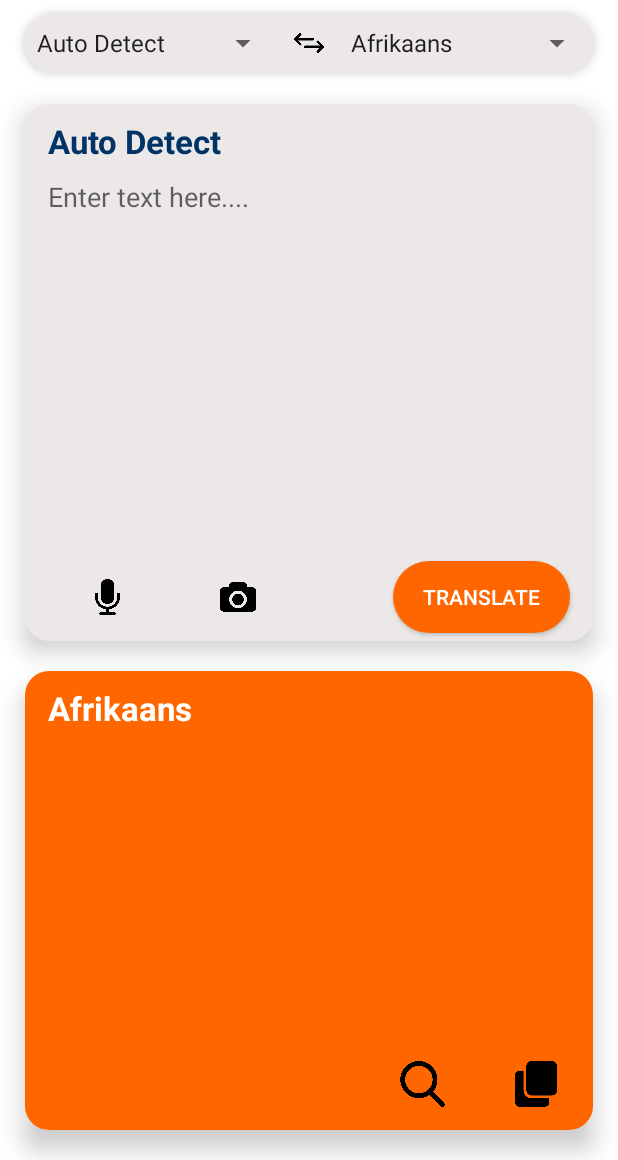
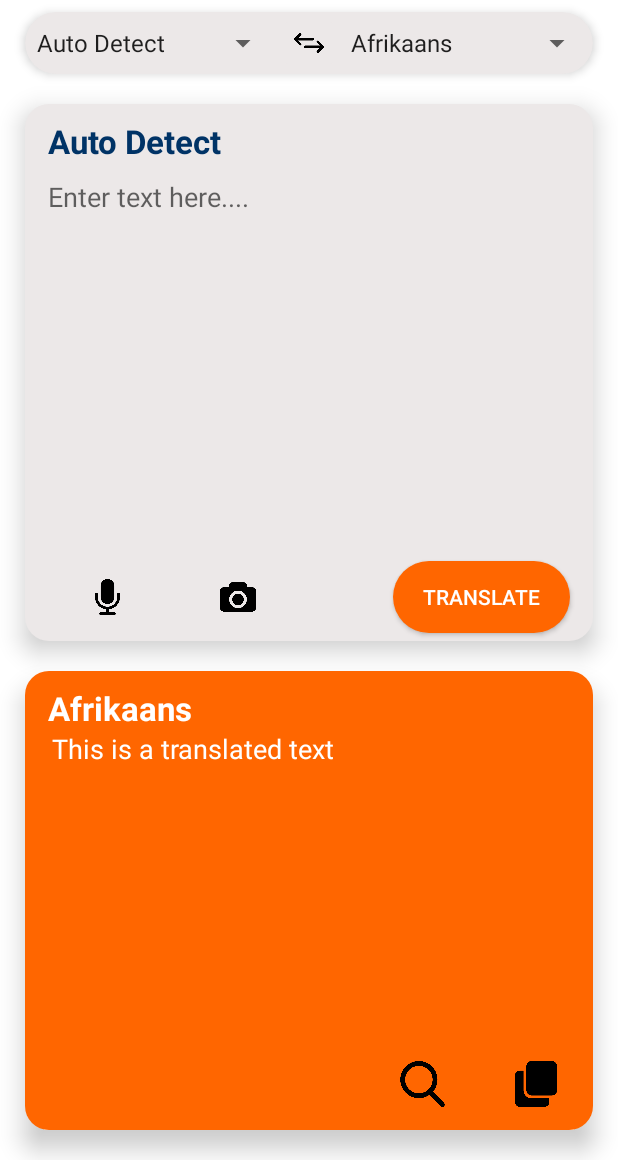
Before and after one commit to ismekakawin9/LinguaSnap, an Android app: the screen it shows after launch once a user with an empty profile is signed in (MainActivity), on a phone screen of 412 x 824 dp, the part 76-1236 px from its top. Run offline under Robolectric (Android 15) with nearby library versions, the phone set to English and light mode, and no system bars; our stand-ins replace Firebase (no records; nobody signed in at launch, a user with empty details on screens opened directly); libraries missing offline, so code that uses them is left out: com.google.auth.oauth2, com.google.cloud.translate.

Commit message:
Updated translated layout, added switch language button, fixed ImgToText to LoginActivity

```diff
--- a/app/src/main/AndroidManifest.xml
+++ b/app/src/main/AndroidManifest.xml
@@ -46,7 +46,8 @@
             android:exported="false" />
         <activity
             android:name=".main.MainActivity"
-            android:exported="true"></activity>
+            android:exported="true"
+            android:windowSoftInputMode="adjustNothing"></activity>
         <activity
             android:name="com.theartofdev.edmodo.cropper.CropImageActivity"
             android:theme="@style/Base.Theme.AppCompat" />
--- a/app/src/main/java/com/example/linguasnap/API/ApiService.java
+++ b/app/src/main/java/com/example/linguasnap/API/ApiService.java
@@ -23,7 +23,6 @@ public interface ApiService {
             .build()
             .create(ApiService.class);
 
-
     @GET("api/v2/entries/en/{word}")
     Call<List<Word>> engDictionary(@Path("word") String word);
 }
--- a/app/src/main/java/com/example/linguasnap/HistoryActivity.java
+++ b/app/src/main/java/com/example/linguasnap/HistoryActivity.java
@@ -12,6 +12,7 @@ import androidx.annotation.NonNull;
 import androidx.appcompat.app.AppCompatActivity;
 
 import com.example.linguasnap.main.MainActivity;
+import com.example.linguasnap.model.User;
 import com.google.firebase.auth.FirebaseAuth;
 import com.google.firebase.auth.FirebaseUser;
 import com.google.firebase.database.DataSnapshot;
--- a/app/src/main/java/com/example/linguasnap/UserAdapter.java
+++ b/app/src/main/java/com/example/linguasnap/UserAdapter.java
@@ -1,13 +1,11 @@
 package com.example.linguasnap;
 
-import android.app.Activity;
-import android.view.LayoutInflater;
 import android.view.View;
 import android.view.ViewGroup;
-import android.widget.ArrayAdapter;
 import android.widget.BaseAdapter;
-import android.widget.ImageView;
 import android.widget.TextView;
+
+import com.example.linguasnap.model.User;
 
 import java.util.ArrayList;
 
--- a/app/src/main/java/com/example/linguasnap/User.java
+++ b/app/src/main/java/com/example/linguasnap/model/User.java
@@ -1,4 +1,4 @@
-package com.example.linguasnap;
+package com.example.linguasnap.model;
 
 public class User {
     public String from;
--- a/app/src/main/res/layout/activity_main.xml
+++ b/app/src/main/res/layout/activity_main.xml
@@ -266,19 +266,26 @@
                 app:layout_constraintStart_toStartOf="parent"
                 app:layout_constraintTop_toTopOf="parent" />
 
-            <TextView
-                android:id="@+id/Translated"
+            <ScrollView
                 android:layout_width="0dp"
-                android:layout_height="wrap_content"
-                android:layout_marginTop="20dp"
-                android:layout_marginEnd="20dp"
-                android:text="This is a translated text"
-                android:textColor="@color/white"
-                android:textSize="18dp"
-                android:visibility="invisible"
+                android:layout_height="0dp"
+                android:layout_marginLeft="18dp"
+                android:layout_marginRight="18dp"
+                app:layout_constraintBottom_toBottomOf="@+id/pb_load_translation"
                 app:layout_constraintEnd_toEndOf="parent"
-                app:layout_constraintStart_toStartOf="@+id/TextTo"
-                app:layout_constraintTop_toBottomOf="@+id/TextTo" />
+                app:layout_constraintStart_toStartOf="parent"
+                app:layout_constraintTop_toBottomOf="@+id/TextTo">
+
+                <TextView
+                    android:id="@+id/Translated"
+                    android:layout_width="match_parent"
+                    android:layout_height="match_parent"
+                    android:text="This is a translated text"
+                    android:textColor="@color/white"
+                    android:textSize="18dp"
+                    />
+            </ScrollView>
+
 
             <androidx.constraintlayout.widget.Guideline
                 android:id="@+id/guideline6"
```
Also changed, not shown: app/src/main/java/com/example/linguasnap/main/MainActivity.java (+9 -24 lines), app/src/main/res/layout/activity_image_to_text.xml (+16 -8 lines).
